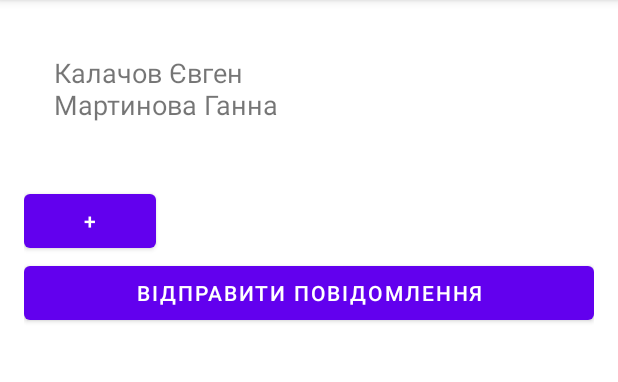
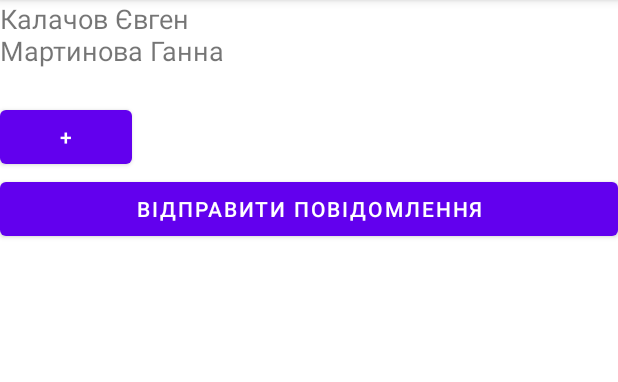
Before and after one commit to Danil-Shevchenko/Laba3, an Android app: the screen it shows after launch (StudentsListActivity), after a tap on "ПОКАЗАТИ СПИСОК", on a phone screen of 412 x 824 dp, the part 84-466 px from its top. Run offline under Robolectric (Android 15) with nearby library versions, the phone set to English and light mode, and no system bars; 1 other tap on this screen came first.

Commit message:
Laba3
Laba3

```diff
--- a/Students/app/src/main/AndroidManifest.xml
+++ b/Students/app/src/main/AndroidManifest.xml
@@ -14,7 +14,8 @@
         android:theme="@style/Theme.Students"
         tools:targetApi="31">
         <activity
-            android:name=".StudentsListActivity"/>
+            android:name=".StudentsListActivity"
+            android:exported="false"/>
         <activity
             android:name=".MainActivity"
             android:exported="true">
--- a/Students/app/src/main/java/com/chnulabs/students/MainActivity.java
+++ b/Students/app/src/main/java/com/chnulabs/students/MainActivity.java
@@ -9,16 +9,17 @@ import android.view.View;
 import android.widget.Spinner;
 import android.widget.TextView;
 
-
 import java.util.Locale;
 
 public class MainActivity extends AppCompatActivity {
+
     private int seconds=0;
     private Boolean isRunning=true;
     @Override
     protected void onCreate(Bundle savedInstanceState) {
         super.onCreate(savedInstanceState);
         setContentView(R.layout.activity_main);
+
         if (savedInstanceState !=null){
             seconds = savedInstanceState.getInt("seconds");
         }
@@ -34,7 +35,7 @@ public class MainActivity extends AppCompatActivity {
         startActivity(intent);
     }
     private void runTime(){
-        final TextView timeView=(TextView)findViewById(R.id.text);
+        final TextView timeView = (TextView) findViewById(R.id.textView);
         final Handler handler = new Handler();
         handler.post(new Runnable() {
             @Override
--- a/Students/app/src/main/java/com/chnulabs/students/StudentsListActivity.java
+++ b/Students/app/src/main/java/com/chnulabs/students/StudentsListActivity.java
@@ -18,7 +18,7 @@ public class StudentsListActivity extends AppCompatActivity {
         setContentView(R.layout.activity_students_list);
 
         Intent intent = getIntent();
-        String grpNumber = (String) intent.getStringExtra(GROUP_NUMBER);
+        String grpNumber = intent.getStringExtra(GROUP_NUMBER);
 
         String txtStudents="";
         for (Student s: Student.getStudents(grpNumber)){
@@ -44,7 +44,7 @@ public class StudentsListActivity extends AppCompatActivity {
     }
     public void onPlusBtnClick(View view){
         textSize=textSize * 1.1f;
-        TextView textView = (TextView) findViewById(R.id.text);
+        TextView textView = findViewById(R.id.text);
         textView.setTextSize(TypedValue.COMPLEX_UNIT_PX, textSize);
     }
 
--- a/Students/app/src/main/res/layout/activity_main.xml
+++ b/Students/app/src/main/res/layout/activity_main.xml
@@ -24,6 +24,10 @@
         android:layout_marginBottom="16dp"
         android:text="@string/btn_text"
         android:onClick="onBtnClick"/>
-
+    <TextView
+        android:id="@+id/textView"
+        android:layout_width="match_parent"
+        android:layout_height="wrap_content"
+        android:text="textView" />
 
 </LinearLayout>
--- a/Students/app/src/main/res/layout/activity_students_list.xml
+++ b/Students/app/src/main/res/layout/activity_students_list.xml
@@ -1,34 +1,38 @@
 <?xml version="1.0" encoding="utf-8"?>
-<LinearLayout
-    xmlns:android="http://schemas.android.com/apk/res/android"
+<androidx.constraintlayout.widget.ConstraintLayout xmlns:android="http://schemas.android.com/apk/res/android"
+    xmlns:app="http://schemas.android.com/apk/res-auto"
     xmlns:tools="http://schemas.android.com/tools"
     android:layout_width="match_parent"
     android:layout_height="match_parent"
-    android:padding="16dp"
-    android:orientation="vertical"
-    tools:context=".MainActivity">
+    tools:context=".StudentsListActivity">
+
+    <LinearLayout
+        android:layout_width="match_parent"
+        android:layout_height="match_parent"
+        android:orientation="vertical">
 
         <TextView
             android:id="@+id/text"
             android:layout_width="wrap_content"
             android:layout_height="wrap_content"
-        android:layout_margin="20dp"
-        android:text="@string/default_text"
-        android:textSize="18sp" />
+            android:textSize="18sp"
+            tools:text="@string/default_text" />
 
         <Button
-        android:id="@+id/button3"
-        android:onClick="onPlusBtnClick"
+            android:id="@+id/btnPlus"
             android:layout_width="wrap_content"
             android:layout_height="wrap_content"
+            android:onClick="onPlusBtnClick"
             android:text="+" />
 
         <Button
-        android:id="@+id/sendbtn"
+            android:id="@+id/sendBtn"
             android:layout_width="match_parent"
             android:layout_height="wrap_content"
-        android:text="@string/btn_send"
             android:layout_marginBottom="16dp"
-        android:onClick="onSendBtnClick"/>
+            android:onClick="onSendBtnClick"
+            android:text="@string/btn_send" />
 
     </LinearLayout>
+
+</androidx.constraintlayout.widget.ConstraintLayout>
```
Lines whose indentation alone changed are shown as unchanged.
